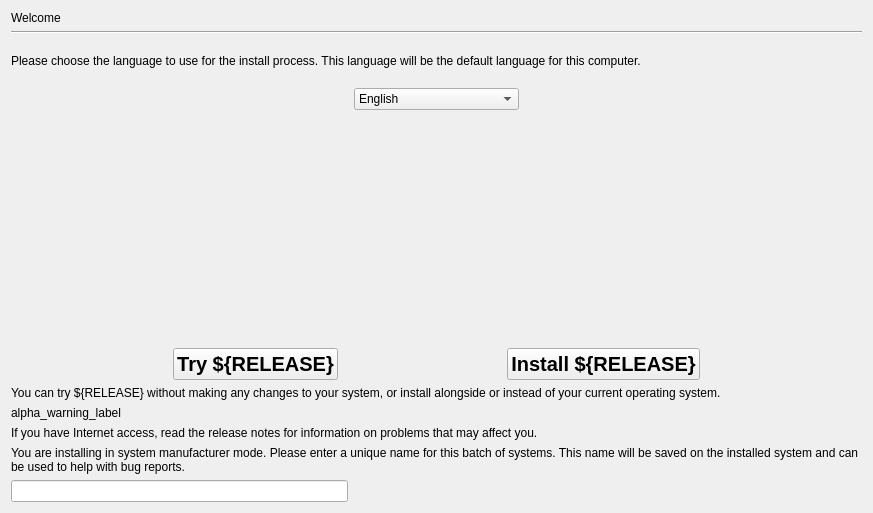
chenhan1218/ubiquity, file gui/qt/stepLanguage.ui: the form before one commit.
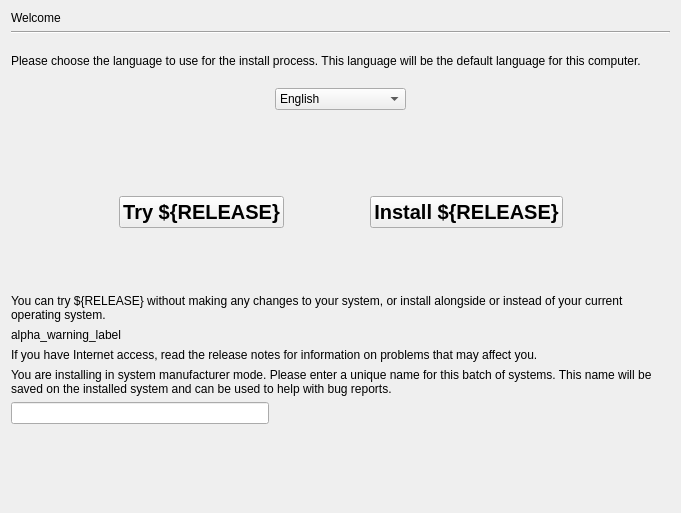
The form after the commit.

Commit message: Resizable window

```diff
--- a/gui/qt/stepLanguage.ui
+++ b/gui/qt/stepLanguage.ui
@@ -6,7 +6,7 @@
    <rect>
     <x>0</x>
     <y>0</y>
-    <width>873</width>
+    <width>681</width>
     <height>513</height>
    </rect>
   </property>
@@ -20,17 +20,30 @@
    <string>Form</string>
   </property>
   <layout class="QGridLayout" name="gridLayout">
-   <item row="0" column="0" colspan="2">
+   <item row="0" column="0" colspan="5">
     <widget class="QLabel" name="welcome_heading_label">
      <property name="text">
       <string>Welcome</string>
      </property>
     </widget>
    </item>
-   <item row="1" column="0" colspan="5">
-    <widget class="Line" name="line_2">
-     <property name="orientation">
-      <enum>Qt::Horizontal</enum>
+   <item row="11" column="0" colspan="5">
+    <widget class="QLabel" name="oem_id_label">
+     <property name="text">
+      <string>You are installing in system manufacturer mode. Please enter a unique name for this batch of systems. This name will be saved on the installed system and can be used to help with bug reports.</string>
+     </property>
+     <property name="wordWrap">
+      <bool>true</bool>
+     </property>
+    </widget>
+   </item>
+   <item row="8" column="0" colspan="5">
+    <widget class="QLabel" name="try_install_text_label">
+     <property name="text">
+      <string>You can try ${RELEASE} without making any changes to your system, or install alongside or instead of your current operating system.</string>
+     </property>
+     <property name="wordWrap">
+      <bool>true</bool>
      </property>
     </widget>
    </item>
@@ -63,6 +76,22 @@
      </property>
     </spacer>
    </item>
+   <item row="12" column="0" colspan="2">
+    <widget class="QLineEdit" name="oem_id_entry"/>
+   </item>
+   <item row="4" column="3" colspan="2">
+    <spacer name="horizontalSpacer_3">
+     <property name="orientation">
+      <enum>Qt::Horizontal</enum>
+     </property>
+     <property name="sizeHint" stdset="0">
+      <size>
+       <width>293</width>
+       <height>20</height>
+      </size>
+     </property>
+    </spacer>
+   </item>
    <item row="4" column="2">
     <widget class="QComboBox" name="language_combobox">
      <property name="editable">
@@ -108,14 +137,40 @@
      <property name="orientation">
       <enum>Qt::Vertical</enum>
      </property>
+     <property name="sizeType">
+      <enum>QSizePolicy::Fixed</enum>
+     </property>
+     <property name="sizeHint" stdset="0">
+      <size>
+       <width>0</width>
+       <height>60</height>
+      </size>
+     </property>
+    </spacer>
+   </item>
+   <item row="13" column="2">
+    <spacer name="verticalSpacer">
+     <property name="orientation">
+      <enum>Qt::Vertical</enum>
+     </property>
      <property name="sizeHint" stdset="0">
       <size>
        <width>20</width>
-       <height>238</height>
+       <height>40</height>
       </size>
      </property>
     </spacer>
    </item>
+   <item row="10" column="0" colspan="5">
+    <widget class="QLabel" name="release_notes_label">
+     <property name="text">
+      <string>If you have Internet access, read the release notes for information on problems that may affect you.</string>
+     </property>
+     <property name="wordWrap">
+      <bool>true</bool>
+     </property>
+    </widget>
+   </item>
    <item row="6" column="0" colspan="5">
     <layout class="QHBoxLayout" name="horizontalLayout">
      <item>
@@ -145,10 +200,7 @@
           <string/>
          </property>
          <property name="alignment">
-          <set>Qt::AlignRight|Qt::AlignTrailing|Qt::AlignVCenter</set>
-         </property>
-         <property name="wordWrap">
-          <bool>false</bool>
+          <set>Qt::AlignCenter</set>
          </property>
         </widget>
        </item>
@@ -173,9 +225,12 @@
        <property name="orientation">
         <enum>Qt::Horizontal</enum>
        </property>
+       <property name="sizeType">
+        <enum>QSizePolicy::Fixed</enum>
+       </property>
        <property name="sizeHint" stdset="0">
         <size>
-         <width>100</width>
+         <width>80</width>
          <height>20</height>
         </size>
        </property>
@@ -186,7 +241,7 @@
        <item>
         <widget class="QLabel" name="image2">
          <property name="sizePolicy">
-          <sizepolicy hsizetype="MinimumExpanding" vsizetype="MinimumExpanding">
+          <sizepolicy hsizetype="Minimum" vsizetype="Minimum">
            <horstretch>2</horstretch>
            <verstretch>2</verstretch>
           </sizepolicy>
@@ -194,8 +249,8 @@
          <property name="text">
           <string/>
          </property>
-         <property name="wordWrap">
-          <bool>true</bool>
+         <property name="alignment">
+          <set>Qt::AlignCenter</set>
          </property>
         </widget>
        </item>
@@ -230,17 +285,14 @@
      </item>
     </layout>
    </item>
-   <item row="7" column="0" colspan="5">
-    <widget class="QLabel" name="try_install_text_label">
-     <property name="text">
-      <string>You can try ${RELEASE} without making any changes to your system, or install alongside or instead of your current operating system.</string>
-     </property>
-     <property name="wordWrap">
-      <bool>true</bool>
+   <item row="1" column="0" colspan="5">
+    <widget class="Line" name="line_2">
+     <property name="orientation">
+      <enum>Qt::Horizontal</enum>
      </property>
     </widget>
    </item>
-   <item row="8" column="0" colspan="5">
+   <item row="9" column="0" colspan="5">
     <widget class="QLabel" name="alpha_warning_label">
      <property name="text">
       <string>alpha_warning_label</string>
@@ -250,28 +302,21 @@
      </property>
     </widget>
    </item>
-   <item row="9" column="0" colspan="5">
-    <widget class="QLabel" name="release_notes_label">
-     <property name="text">
-      <string>If you have Internet access, read the release notes for information on problems that may affect you.</string>
+   <item row="7" column="2">
+    <spacer name="verticalSpacer_3">
+     <property name="orientation">
+      <enum>Qt::Vertical</enum>
      </property>
-     <property name="wordWrap">
-      <bool>true</bool>
+     <property name="sizeType">
+      <enum>QSizePolicy::Fixed</enum>
      </property>
-    </widget>
-   </item>
-   <item row="10" column="0" colspan="5">
-    <widget class="QLabel" name="oem_id_label">
-     <property name="text">
-      <string>You are installing in system manufacturer mode. Please enter a unique name for this batch of systems. This name will be saved on the installed system and can be used to help with bug reports.</string>
+     <property name="sizeHint" stdset="0">
+      <size>
+       <width>20</width>
+       <height>60</height>
+      </size>
      </property>
-     <property name="wordWrap">
-      <bool>true</bool>
-     </property>
-    </widget>
-   </item>
-   <item row="11" column="0" colspan="2">
-    <widget class="QLineEdit" name="oem_id_entry"/>
+    </spacer>
    </item>
   </layout>
  </widget>
```
Left out of the diff: 15 changed lines with no effect on the pictures. The commit also changes 3 other files.
